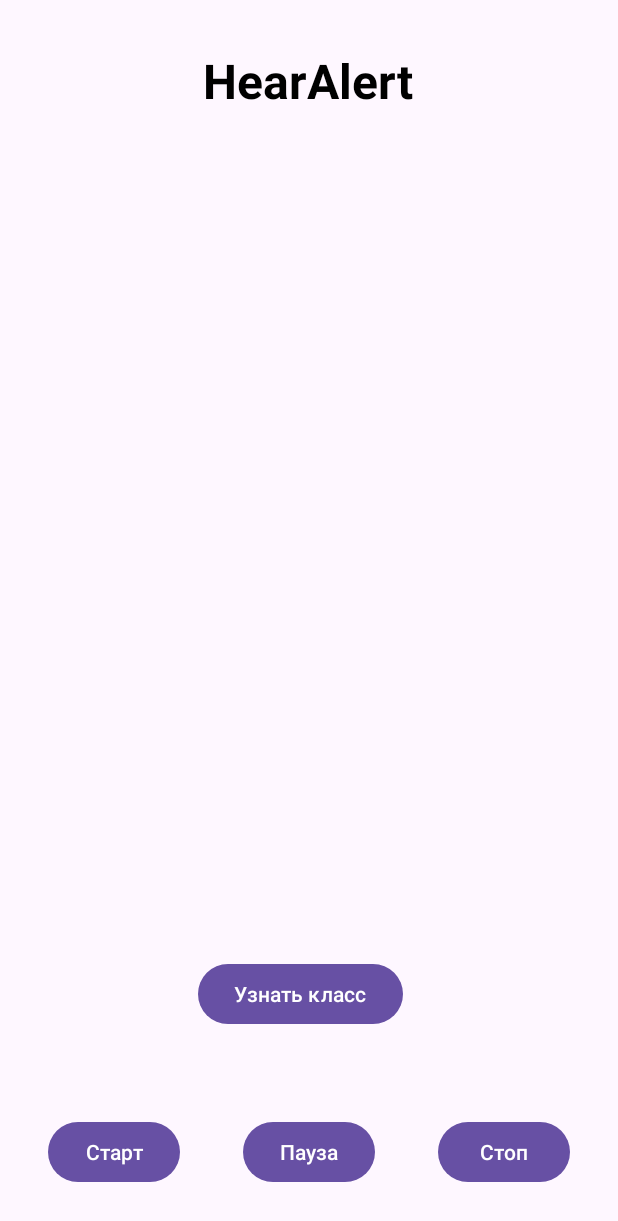
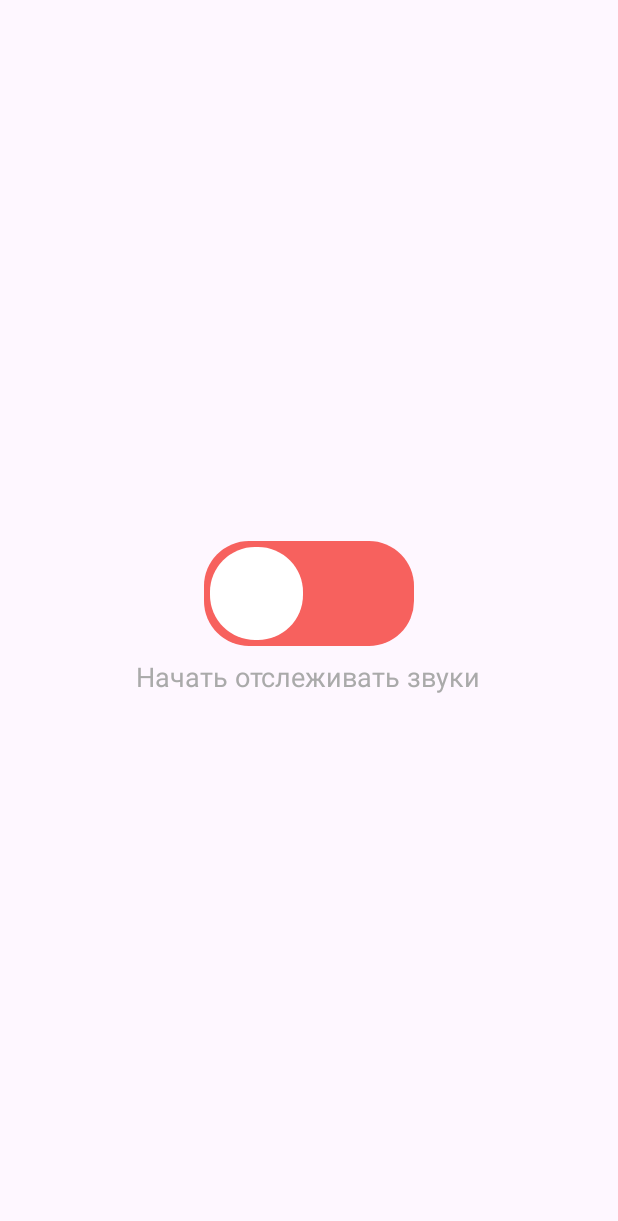
Before and after one commit to cilantrofe/hear-alert, an Android app: the screen it shows after launch (MainActivity), on a phone screen of 412 x 824 dp. Shown: the top 1221 px of the screen. Run offline under Robolectric (Android 15) with nearby library versions, the phone set to English and light mode, and no system bars; libraries missing offline, so code that uses them is left out: com.github.squti.androidwaverecorder, com.jlibrosa.audio, org.tensorflow.lite; 1 statement that could not run was skipped.

Commit message:
Добавлен свитч

```diff
--- a/app/src/main/java/com/example/hearalert/MainActivity.kt
+++ b/app/src/main/java/com/example/hearalert/MainActivity.kt
@@ -68,25 +68,26 @@ class MainActivity : AppCompatActivity() {
         notificationHelper.createNotificationChannel()
 
         // Запуск непрерывной записи по нажатию кнопки "Старт"
-        binding.buttonStartRecording.setOnClickListener {
-            // Проверка на разрешение использование микрофона
+        binding.switch3.setOnCheckedChangeListener { _, isChecked ->
+            if (isChecked) {
                 if (ContextCompat.checkSelfPermission(
                         this,
                         Manifest.permission.RECORD_AUDIO
                     ) != PackageManager.PERMISSION_GRANTED
                 ) {
                     requestPermissionLauncher.launch(Manifest.permission.RECORD_AUDIO)
+                    binding.switch3.isChecked = false // Откат если нет разрешения
                 } else {
                     isRecording = true
+                    binding.statusText.text = "Прослушивание включено"
                     Toast.makeText(this, "Начало записи!", Toast.LENGTH_SHORT).show()
                     startSegmentRecording()
                 }
+            } else {
+                isRecording = false
+                binding.statusText.text = "Прослушивание выключено"
+                Toast.makeText(this, "Запись остановлена!", Toast.LENGTH_SHORT).show()
             }
-
-        // Остановка непрерывной записи по нажатию кнопки "Стоп"
-        binding.buttonStopRecording.setOnClickListener {
-            isRecording = false
-            Toast.makeText(this, "Запись остановлена!", Toast.LENGTH_SHORT).show()
         }
     }
 
--- a/app/src/main/java/com/example/hearalert/NotificationsActivity.kt
+++ /dev/null
@@ -1,13 +0,0 @@
-// src/main/java/com.example.hearalert/NotificationsActivity.kt
-package com.example.hearalert
-
-import android.os.Bundle
-import androidx.appcompat.app.AppCompatActivity
-
-class NotificationsActivity : AppCompatActivity() {
-
-    override fun onCreate(savedInstanceState: Bundle?) {
-        super.onCreate(savedInstanceState)
-        setContentView(R.layout.activity_notifications)
-    }
-}
--- /dev/null
+++ b/app/src/main/res/drawable/ic_launcher_foreground.xml
@@ -0,0 +1,4 @@
+<?xml version="1.0" encoding="utf-8"?>
+<selector xmlns:android="http://schemas.android.com/apk/res/android">
+
+</selector>
--- /dev/null
+++ b/app/src/main/res/drawable/rectangle_tack.xml
@@ -0,0 +1,18 @@
+<?xml version="1.0" encoding="utf-8"?>
+<selector xmlns:android="http://schemas.android.com/apk/res/android">
+    <item android:state_checked="true">
+        <shape android:shape="rectangle">
+            <corners android:radius="30dp"/>
+            <solid android:color="@color/coral"/>
+        </shape>
+    </item>
+
+    <item android:state_checked="false">
+        <shape android:shape="rectangle">
+            <corners android:radius="30dp"/>
+            <solid android:color="@color/more_coral"/>
+        </shape>
+    </item>
+
+
+</selector>
--- /dev/null
+++ b/app/src/main/res/drawable/rectangle_thumb.xml
@@ -0,0 +1,12 @@
+<?xml version="1.0" encoding="utf-8"?>
+<shape android:shape="rectangle"
+        xmlns:android="http://schemas.android.com/apk/res/android">
+    <solid android:color="#ffffff" />
+    <corners android:radius="30dp" />
+    <size
+            android:height="70dp"
+            android:width="70dp" />
+    <stroke
+            android:color="@android:color/transparent"
+            android:width="8dp" />
+</shape>
--- /dev/null
+++ b/app/src/main/res/drawable/switch_background.xml
@@ -0,0 +1,9 @@
+<?xml version="1.0" encoding="utf-8"?>
+<layer-list xmlns:android="http://schemas.android.com/apk/res/android">
+    <item>
+        <shape android:shape="oval">
+            <solid android:color="@color/coral"/>
+            <size android:width="100dp" android:height="50dp"/>
+        </shape>
+    </item>
+</layer-list>
--- a/app/src/main/res/layout/activity_main.xml
+++ b/app/src/main/res/layout/activity_main.xml
@@ -5,54 +5,31 @@
     android:layout_height="match_parent"
     tools:context=".MainActivity">
 
-    <TextView
-        android:id="@+id/textview_sound_recorder_heading"
-        android:layout_width="wrap_content"
-        android:layout_height="wrap_content"
-        android:layout_centerHorizontal="true"
-        android:layout_marginTop="32dp"
-        android:text="HearAlert"
-        android:textColor="#000"
-        android:textSize="32dp"
-        android:textStyle="bold" />
+    <LinearLayout
+        android:layout_width="match_parent"
+        android:layout_height="match_parent"
+        android:layout_alignParentTop="true"
+        android:layout_alignParentEnd="true"
+        android:gravity="center"
+        android:orientation="vertical"
+        android:padding="30dp">
 
-    <Button
-        android:id="@+id/button_start_recording"
-        android:layout_width="wrap_content"
-        android:layout_height="wrap_content"
-        android:layout_alignParentBottom="true"
-        android:layout_centerVertical="true"
-        android:layout_marginLeft="32dp"
-        android:layout_marginBottom="32dp"
-        android:text="Старт" />
+        <Switch
+            android:id="@+id/switch3"
+            android:layout_width="wrap_content"
+            android:layout_height="wrap_content"
+            android:thumb="@drawable/rectangle_thumb"
+            android:track="@drawable/rectangle_tack" />
 
-    <Button
-        android:id="@+id/button_pause_recording"
-        android:layout_width="wrap_content"
-        android:layout_height="wrap_content"
-        android:layout_alignParentBottom="true"
-        android:layout_centerHorizontal="true"
-        android:layout_marginBottom="32dp"
-        android:text="Пауза" />
+        <TextView
+            android:id="@+id/statusText"
+            android:layout_width="wrap_content"
+            android:layout_height="wrap_content"
+            android:layout_marginTop="8dp"
+            android:text="Начать отслеживать звуки"
+            android:textColor="#AAAAAA"
+            android:textSize="18sp" />
 
-    <Button
-        android:id="@+id/button_stop_recording"
-        android:layout_width="wrap_content"
-        android:layout_height="wrap_content"
-        android:layout_alignParentRight="true"
-        android:layout_alignParentBottom="true"
-        android:layout_marginRight="32dp"
-        android:layout_marginBottom="32dp"
-        android:text="Стоп" />
-
-    <Button
-        android:id="@+id/button_predict"
-        android:layout_width="wrap_content"
-        android:layout_height="wrap_content"
-        android:layout_alignParentRight="true"
-        android:layout_alignParentBottom="true"
-        android:layout_marginRight="143dp"
-        android:layout_marginBottom="137dp"
-        android:text="Узнать класс" />
+    </LinearLayout>
 
 </RelativeLayout>
--- a/app/src/main/res/values-night/themes.xml
+++ /dev/null
@@ -1,16 +0,0 @@
-<!-- res/values-night/themes.xml -->
-<resources xmlns:tools="http://schemas.android.com/tools">
-    <!-- Базовая тема приложения -->
-    <style name="Base.Theme.HearAlert" parent="Theme.Material3.DayNight.NoActionBar">
-        <!-- Настройте свою темную тему здесь -->
-        <!-- <item name="colorPrimary">@color/my_dark_primary</item> -->
-    </style>
-
-    <style name="Theme.HearAlert" parent="Base.Theme.HearAlert" />
-
-    <!-- Стиль для SplashActivity -->
-    <style name="SplashTheme" parent="Theme.AppCompat.DayNight.NoActionBar">
-        <item name="android:windowBackground">@drawable/splash_background</item>
-        <item name="android:windowIsTranslucent">true</item>
-    </style>
-</resources>
--- a/app/src/main/res/values/colors.xml
+++ b/app/src/main/res/values/colors.xml
@@ -3,4 +3,6 @@
     <color name="black">#FF000000</color>
     <color name="white">#FFFFFFFF</color>
     <color name="coral">#FA9291</color>
+    <color name="more_coral">#f7615e</color>
+    <color name="red">#ef2d09</color>
 </resources>
```
Lines whose indentation alone changed are shown as unchanged.
